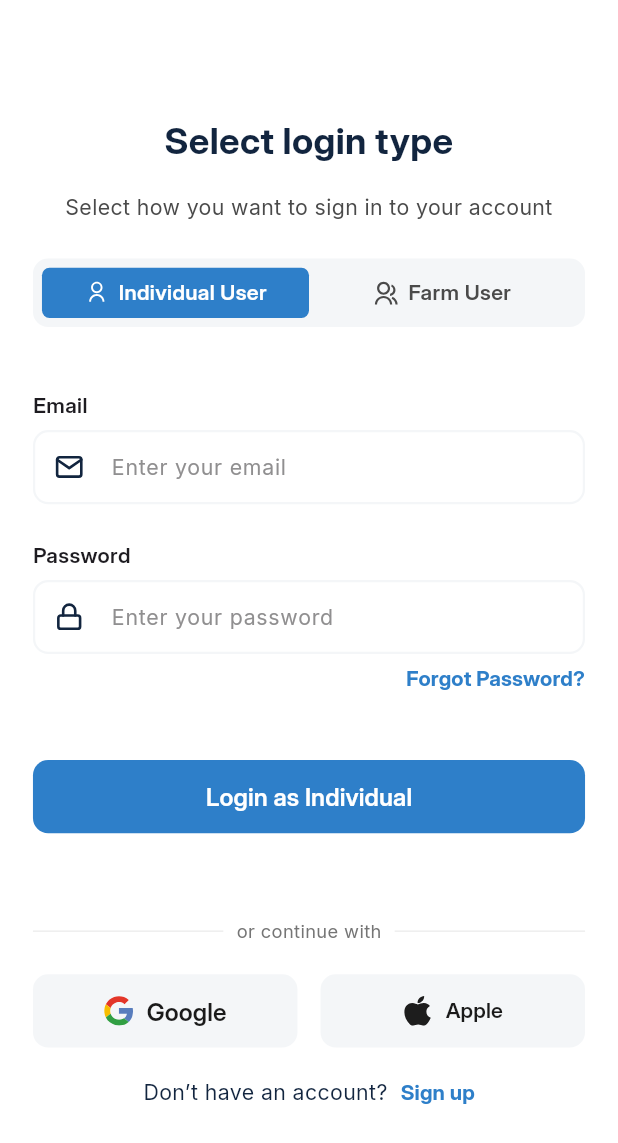
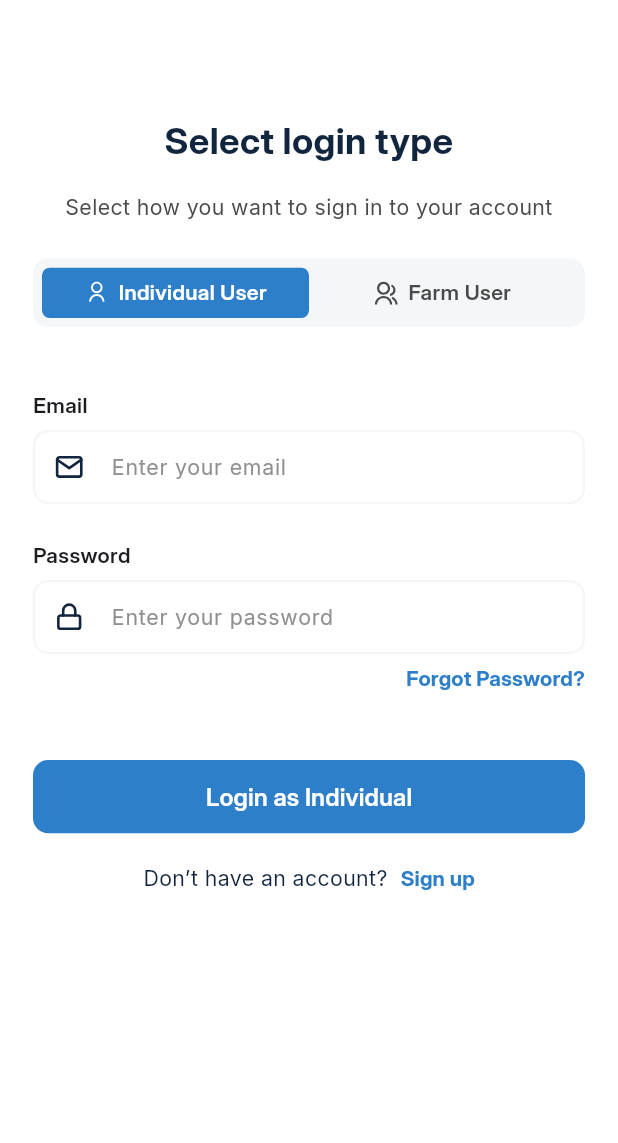
Before and after one commit to Joint-Venture-AI/milk_mix, a Flutter app: the SigninScreen screen opened by its route, on a phone screen of 412 x 824 dp. Shown: the top 1143 px of the screen. Run offline on Flutter 3.47's test engine with Material 3 defaults, Android fonts, the phone set to English and light mode, and no system bars; our stand-ins replace flutter_screenutil, flutter_svg, get, pin_code_fields.

Commit message:
remove pays

```diff
--- a/lib/view/authentication/signin/signin_screen.dart
+++ b/lib/view/authentication/signin/signin_screen.dart
@@ -190,98 +190,7 @@ class _SigninScreenState extends State<SigninScreen> {
                     Get.toNamed(AppRoutes.home);
                   },
                 ),
-                SizedBox(height: 56.h),
-                Row(
-                  children: [
-                    Expanded(
-                      child: Divider(color: Colors.grey.shade200, thickness: 1),
-                    ),
-                    Padding(
-                      padding: EdgeInsets.symmetric(horizontal: 8.w),
-                      child: Text(
-                        'orContinue'.tr,
-                        style: TextStyle(
-                          fontSize: 12.sp,
-                          color: Colors.grey.shade600,
-                        ),
-                      ),
-                    ),
-                    Expanded(
-                      child: Divider(color: Colors.grey.shade200, thickness: 1),
-                    ),
-                  ],
-                ),
-                SizedBox(height: 20.h),
 
-                Row(
-                  children: [
-                    Expanded(
-                      child: ElevatedButton(
-                        onPressed: () {},
-                        style: ElevatedButton.styleFrom(
-                          minimumSize: Size(double.infinity, 48.h),
-                          elevation: 0,
-                          shape: RoundedRectangleBorder(
-                            borderRadius: BorderRadius.circular(10.r),
-                          ),
-                          backgroundColor: AppColors.shade,
-                        ),
-                        child: Row(
-                          mainAxisAlignment: MainAxisAlignment.center,
-                          children: [
-                            SvgPicture.asset(
-                              'assets/logos/google.svg',
-                              width: 18.w,
-                            ),
-                            SizedBox(width: 8.w),
-                            Text(
-                              'Google',
-                              style: TextStyle(
-                                fontSize: 16.sp,
-                                fontWeight: FontWeight.w600,
-                                color: Color(0xFF1A1A1A),
-                              ),
-                            ),
-                          ],
-                        ),
-                      ),
-                    ),
-                    SizedBox(width: 14.w),
-                    Expanded(
-                      child: ElevatedButton(
-                        onPressed: () {},
-                        style: ElevatedButton.styleFrom(
-                          minimumSize: Size(double.infinity, 48.h),
-                          elevation: 0,
-                          shape: RoundedRectangleBorder(
-                            borderRadius: BorderRadius.circular(10.r),
-                          ),
-
-                          backgroundColor: AppColors.shade,
-                        ),
-                        child: Row(
-                          mainAxisAlignment: MainAxisAlignment.center,
-                          children: [
-                            SvgPicture.asset(
-                              'assets/logos/apple.svg',
-                              width: 18.w,
-                            ),
-                            SizedBox(width: 8.w),
-                            Text(
-                              'Apple',
-                              style: TextStyle(
-                                fontSize: 14.sp,
-                                fontWeight: FontWeight.w600,
-                                color: Color(0xFF1A1A1A),
-                              ),
-                            ),
-                          ],
-                        ),
-                      ),
-                    ),
-                    SizedBox(height: 20.h),
-                  ],
-                ),
                 SizedBox(height: 20.h),
                 Row(
                   mainAxisAlignment: MainAxisAlignment.center,
```
